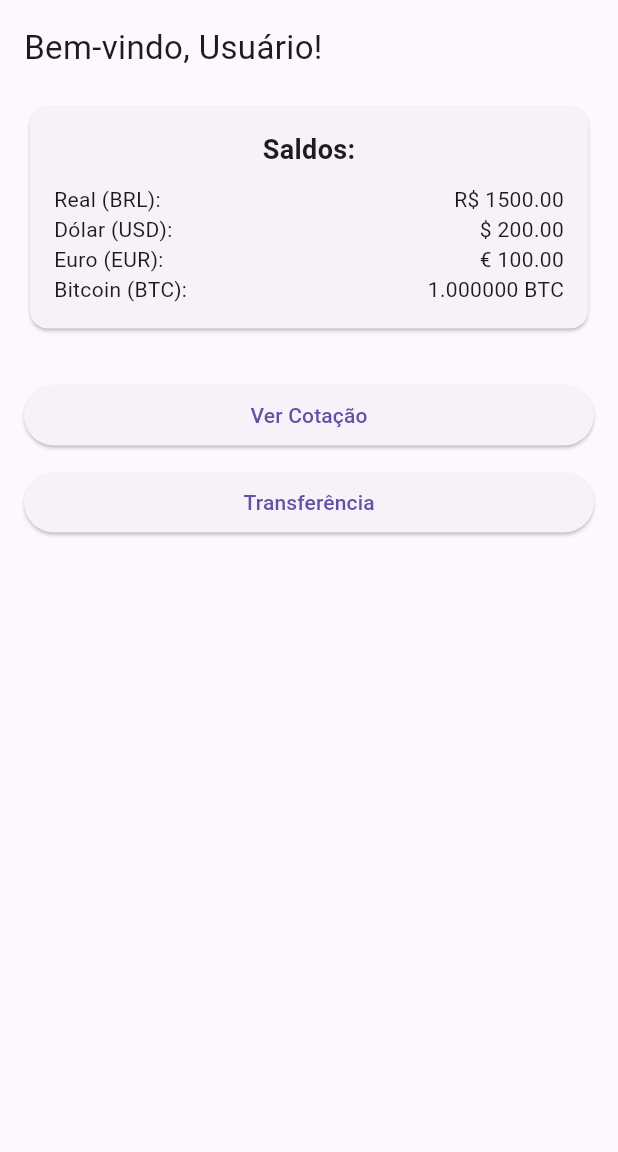
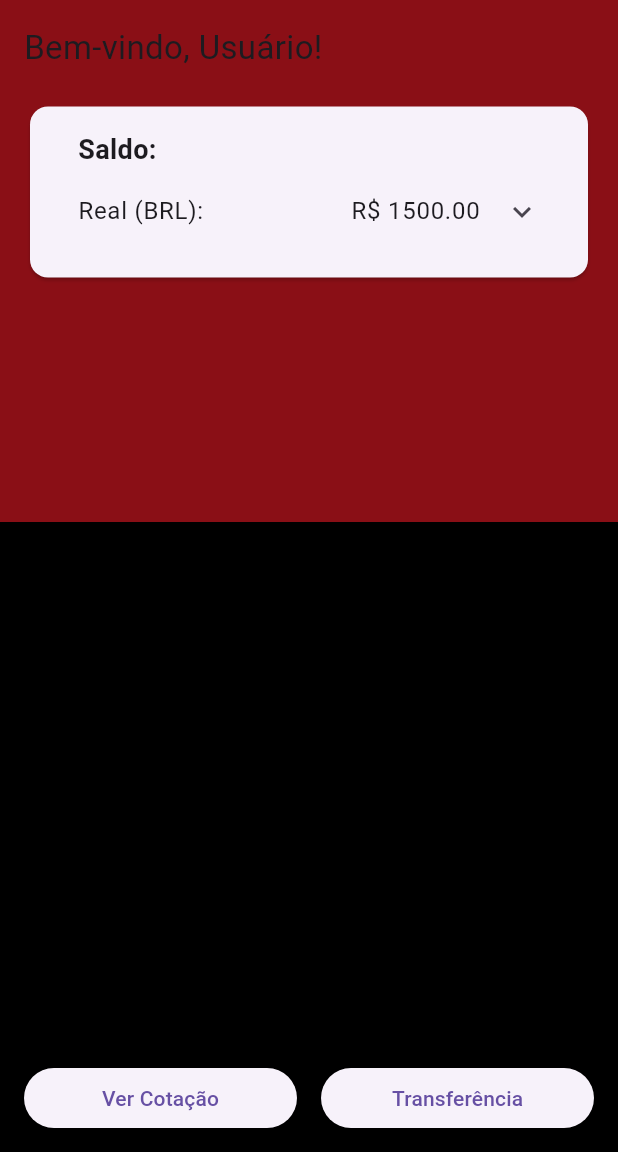
Before and after one commit to D-camara/Banco-digital, a Flutter app: the PrincipalScreen screen opened by its route, on a phone screen of 412 x 824 dp, the part 84-1236 px from its top. Run offline on Flutter 3.47's test engine with Material 3 defaults, Android fonts, the phone set to English and light mode, and no system bars; our stand-ins replace share_plus.

Commit message:
Feat: dividi a tela em duas cores, personalizei, coloquei os botoes fixos em baixo

```diff
--- a/lib/screens/principal.dart
+++ b/lib/screens/principal.dart
@@ -27,12 +27,14 @@ class _PrincipalScreenState extends State<PrincipalScreen> {
   @override
   void didChangeDependencies() {
     super.didChangeDependencies();
-    final args = ModalRoute.of(context)!.settings.arguments as Map<String, dynamic>? ?? {};
+    final args =
+        ModalRoute.of(context)!.settings.arguments as Map<String, dynamic>? ??
+        {};
     nome = args['nome'] ?? nome;
     if (args['saldoBRL'] != null) saldoBRL = args['saldoBRL'];
     if (args['saldoUSD'] != null) saldoUSD = args['saldoUSD'];
     if (args['saldoEUR'] != null) saldoEUR = args['saldoEUR'];
-    if (args['saldoBTC'] != null) saldoBTC = args['saldoBTC']; // Recebe saldoBTC
+    if (args['saldoBTC'] != null) saldoBTC = args['saldoBTC'];
   }
 
   Future<void> _abrirCotacao() async {
@@ -43,7 +45,7 @@ class _PrincipalScreenState extends State<PrincipalScreen> {
         'saldoBRL': saldoBRL,
         'saldoUSD': saldoUSD,
         'saldoEUR': saldoEUR,
-        'saldoBTC': saldoBTC, // Envia saldoBTC
+        'saldoBTC': saldoBTC,
       },
     );
     if (result is Map) {
@@ -51,7 +53,7 @@ class _PrincipalScreenState extends State<PrincipalScreen> {
         saldoBRL = result['saldoBRL'] ?? saldoBRL;
         saldoUSD = result['saldoUSD'] ?? saldoUSD;
         saldoEUR = result['saldoEUR'] ?? saldoEUR;
-        saldoBTC = result['saldoBTC'] ?? saldoBTC; // Atualiza saldoBTC
+        saldoBTC = result['saldoBTC'] ?? saldoBTC;
       });
     }
   }
@@ -65,7 +67,7 @@ class _PrincipalScreenState extends State<PrincipalScreen> {
         'saldoBRL': saldoBRL,
         'saldoUSD': saldoUSD,
         'saldoEUR': saldoEUR,
-        'saldoBTC': saldoBTC, // Envia saldoBTC
+        'saldoBTC': saldoBTC,
       },
     );
     if (result is Map) {
@@ -73,7 +75,7 @@ class _PrincipalScreenState extends State<PrincipalScreen> {
         saldoBRL = result['saldoBRL'] ?? saldoBRL;
         saldoUSD = result['saldoUSD'] ?? saldoUSD;
         saldoEUR = result['saldoEUR'] ?? saldoEUR;
-        saldoBTC = result['saldoBTC'] ?? saldoBTC; // Atualiza saldoBTC
+        saldoBTC = result['saldoBTC'] ?? saldoBTC;
       });
     }
   }
@@ -82,61 +84,159 @@ class _PrincipalScreenState extends State<PrincipalScreen> {
   Widget build(BuildContext context) {
     return Scaffold(
       appBar: AppBar(title: const Text('Banco Digital')),
-      body: Padding(
+      body: Column(
+        children: [
+          Expanded(
+            child: Container(
+              color: const Color(0xFF8A0F16),
+              child: Padding(
                 padding: const EdgeInsets.all(16.0),
+                child: SingleChildScrollView(
                   child: Column(
                     crossAxisAlignment: CrossAxisAlignment.stretch,
                     children: [
-            Text('Bem-vindo, $nome!', style: const TextStyle(fontSize: 22)),
+                      Text(
+                        'Bem-vindo, $nome!',
+                        style: const TextStyle(fontSize: 22),
+                      ),
                       const SizedBox(height: 20),
                       Card(
                         child: Padding(
                           padding: const EdgeInsets.all(16.0),
                           child: Column(
                             children: [
-                    const Text('Saldos:', style: TextStyle(fontSize: 18, fontWeight: FontWeight.bold)),
-                    const SizedBox(height: 10),
-                    Row(
-                      mainAxisAlignment: MainAxisAlignment.spaceBetween,
+                              // Linha do "Saldo:" alinhada igual às moedas
+                              Padding(
+                                padding: const EdgeInsets.symmetric(
+                                  horizontal: 16.0,
+                                ),
+                                child: Row(
+                                  mainAxisAlignment:
+                                      MainAxisAlignment.spaceBetween,
+                                  children: [
+                                    const Text(
+                                      'Saldo:',
+                                      style: TextStyle(
+                                        fontSize: 18,
+                                        fontWeight: FontWeight.bold,
+                                      ),
+                                    ),
+                                    Opacity(
+                                      opacity: 0,
+                                      child: Text(
+                                        'R\$ ${saldoBRL.toStringAsFixed(2)}',
+                                      ),
+                                    ),
+                                  ],
+                                ),
+                              ),
+                              const SizedBox(height: 0),
+                              ExpansionTile(
+                                tilePadding: const EdgeInsets.symmetric(
+                                  horizontal: 16.0,
+                                ),
+                                title: Row(
+                                  mainAxisAlignment:
+                                      MainAxisAlignment.spaceBetween,
                                   children: [
                                     const Text('Real (BRL):'),
                                     Text('R\$ ${saldoBRL.toStringAsFixed(2)}'),
                                   ],
                                 ),
-                    Row(
-                      mainAxisAlignment: MainAxisAlignment.spaceBetween,
+                                shape: const RoundedRectangleBorder(
+                                  side: BorderSide.none,
+                                  borderRadius: BorderRadius.all(
+                                    Radius.circular(0),
+                                  ),
+                                ),
+                                collapsedShape: const RoundedRectangleBorder(
+                                  side: BorderSide.none,
+                                  borderRadius: BorderRadius.all(
+                                    Radius.circular(0),
+                                  ),
+                                ),
+                                children: [
+                                  Padding(
+                                    padding: const EdgeInsets.symmetric(
+                                      horizontal: 16.0,
+                                    ),
+                                    child: Row(
+                                      mainAxisAlignment:
+                                          MainAxisAlignment.spaceBetween,
                                       children: [
                                         const Text('Dólar (USD):'),
-                        Text('\$ ${saldoUSD.toStringAsFixed(2)}'),
+                                        Text(
+                                          '\$ ${saldoUSD.toStringAsFixed(2)}',
+                                        ),
                                       ],
                                     ),
-                    Row(
-                      mainAxisAlignment: MainAxisAlignment.spaceBetween,
+                                  ),
+                                  Padding(
+                                    padding: const EdgeInsets.symmetric(
+                                      horizontal: 16.0,
+                                    ),
+                                    child: Row(
+                                      mainAxisAlignment:
+                                          MainAxisAlignment.spaceBetween,
                                       children: [
                                         const Text('Euro (EUR):'),
-                        Text('€ ${saldoEUR.toStringAsFixed(2)}'),
+                                        Text(
+                                          '€ ${saldoEUR.toStringAsFixed(2)}',
+                                        ),
                                       ],
                                     ),
-                    Row(
-                      mainAxisAlignment: MainAxisAlignment.spaceBetween,
+                                  ),
+                                  Padding(
+                                    padding: const EdgeInsets.symmetric(
+                                      horizontal: 16.0,
+                                    ),
+                                    child: Row(
+                                      mainAxisAlignment:
+                                          MainAxisAlignment.spaceBetween,
                                       children: [
                                         const Text('Bitcoin (BTC):'),
-                        Text('${saldoBTC.toStringAsFixed(6)} BTC'),
+                                        Text(
+                                          '${saldoBTC.toStringAsFixed(6)} BTC',
+                                        ),
+                                      ],
+                                    ),
+                                  ),
                                 ],
                               ),
                             ],
                           ),
                         ),
                       ),
-            const SizedBox(height: 30),
-            ElevatedButton(
+                    ],
+                  ),
+                ),
+              ),
+            ),
+          ),
+          Expanded(
+            child: Container(
+              color: const Color(0xFF000000), // Cor da metade inferior
+            ),
+          ),
+        ],
+      ),
+      bottomNavigationBar: Container(
+        color: const Color(0xFF000000),
+        padding: const EdgeInsets.symmetric(horizontal: 16, vertical: 12),
+        child: Row(
+          children: [
+            Expanded(
+              child: ElevatedButton(
                 onPressed: _abrirCotacao,
                 child: const Text('Ver Cotação'),
               ),
-            const SizedBox(height: 10),
-            ElevatedButton(
+            ),
+            const SizedBox(width: 16),
+            Expanded(
+              child: ElevatedButton(
                 onPressed: _abrirTransferencia,
                 child: const Text('Transferência'),
+              ),
             ),
           ],
         ),
```
Lines whose indentation alone changed are shown as unchanged.
